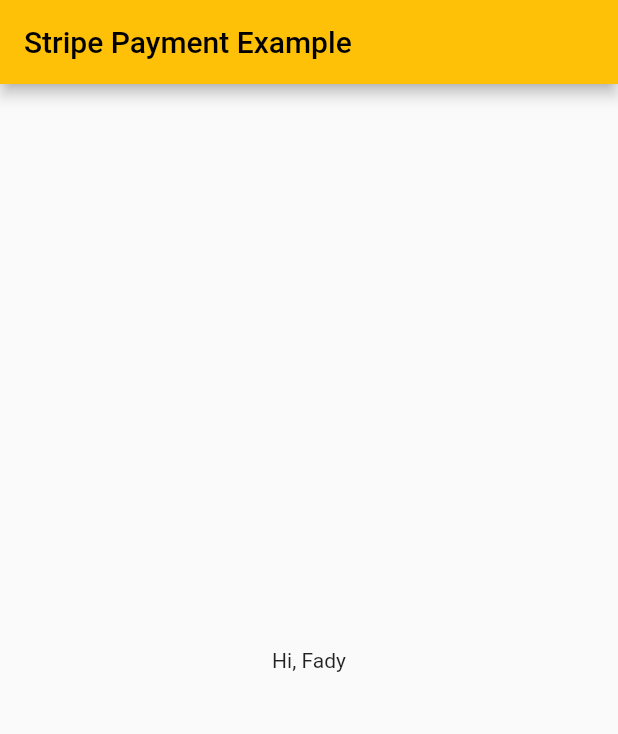
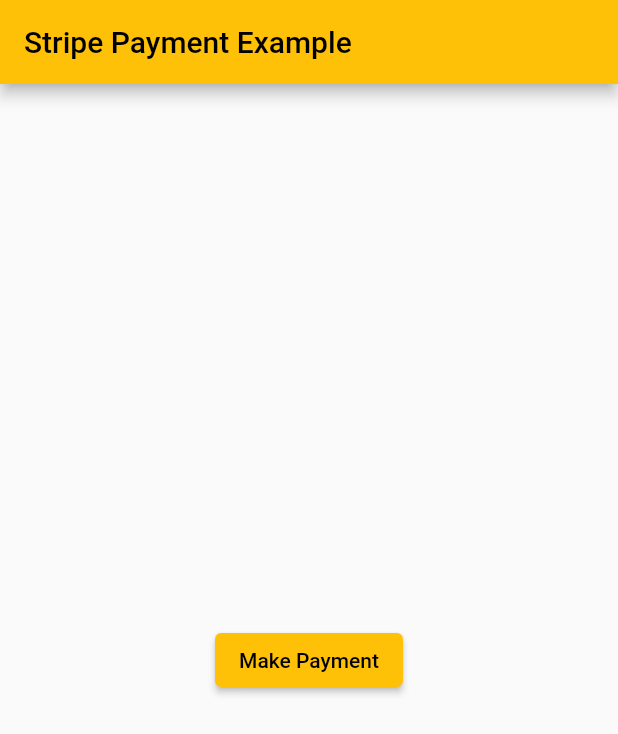
Before and after one commit to FadyFawzyOfficial/stripe_payment_example, a Flutter app: the screen it shows after launch, on a phone screen of 412 x 824 dp. Shown: the top 734 px of the screen. Run offline on Flutter 3.47's test engine with Material 2 defaults, Android fonts, the light colour scheme and no system bars; missing offline and left inert: flutter_stripe.

```diff
--- a/lib/main.dart
+++ b/lib/main.dart
@@ -48,7 +48,12 @@
   Widget build(BuildContext context) {
     return Scaffold(
       appBar: AppBar(title: const Text(title)),
-      body: const Center(child: Text('Hi, Fady')),
+      body: Center(
+        child: ElevatedButton(
+          child: const Text('Make Payment'),
+          onPressed: () async => await makePayment(),
+        ),
+      ),
     );
   }
 
```
Also changed, not shown: 4 other files.
